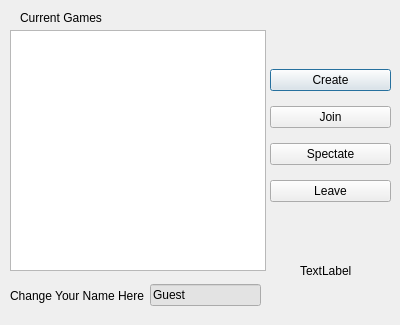
helloworld128/OOP_New, file waitingroom.ui: the form before one commit.
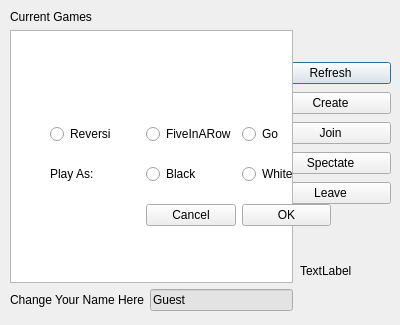
The form after the commit.

What changed in the file:
```diff
--- a/waitingroom.ui
+++ b/waitingroom.ui
@@ -1,7 +1,7 @@
 <?xml version="1.0" encoding="UTF-8"?>
 <ui version="4.0">
- <class>UdpTest</class>
- <widget class="QDialog" name="UdpTest">
+ <class>WaitingRoom</class>
+ <widget class="QDialog" name="WaitingRoom">
   <property name="geometry">
    <rect>
     <x>0</x>
@@ -13,17 +13,7 @@
   <property name="windowTitle">
    <string>Onlline Games</string>
   </property>
-  <widget class="QListWidget" name="List">
-   <property name="geometry">
-    <rect>
-     <x>10</x>
-     <y>30</y>
-     <width>256</width>
-     <height>241</height>
-    </rect>
-   </property>
-  </widget>
-  <widget class="QWidget" name="verticalLayoutWidget">
+  <widget class="QWidget" name="Buttons" native="true">
    <property name="geometry">
     <rect>
      <x>270</x>
@@ -32,7 +22,14 @@
      <height>151</height>
     </rect>
    </property>
-   <layout class="QVBoxLayout" name="verticalLayout">
+   <layout class="QVBoxLayout" name="VerticalLayout1">
+    <item>
+     <widget class="QPushButton" name="Refresh_Button">
+      <property name="text">
+       <string>Refresh</string>
+      </property>
+     </widget>
+    </item>
     <item>
      <widget class="QPushButton" name="Create_Button">
       <property name="text">
@@ -63,28 +60,108 @@
     </item>
    </layout>
   </widget>
-  <widget class="QLabel" name="CurrentGames">
+  <widget class="QLabel" name="label">
    <property name="geometry">
     <rect>
-     <x>20</x>
+     <x>300</x>
+     <y>250</y>
+     <width>71</width>
+     <height>41</height>
+    </rect>
+   </property>
+   <property name="text">
+    <string>TextLabel</string>
+   </property>
+  </widget>
+  <widget class="QWidget" name="ChooseGame" native="true">
+   <property name="geometry">
+    <rect>
+     <x>50</x>
+     <y>110</y>
+     <width>281</width>
+     <height>131</height>
+    </rect>
+   </property>
+   <layout class="QGridLayout" name="gridLayout">
+    <item row="1" column="0">
+     <widget class="QLabel" name="Play_As">
+      <property name="text">
+       <string>Play As:</string>
+      </property>
+     </widget>
+    </item>
+    <item row="0" column="1">
+     <widget class="QRadioButton" name="fButton">
+      <property name="text">
+       <string>FiveInARow</string>
+      </property>
+     </widget>
+    </item>
+    <item row="0" column="0">
+     <widget class="QRadioButton" name="rButton">
+      <property name="text">
+       <string>Reversi</string>
+      </property>
+     </widget>
+    </item>
+    <item row="0" column="2">
+     <widget class="QRadioButton" name="gButton">
+      <property name="text">
+       <string>Go</string>
+      </property>
+     </widget>
+    </item>
+    <item row="2" column="2">
+     <widget class="QPushButton" name="OK_Button">
+      <property name="text">
+       <string>OK</string>
+      </property>
+     </widget>
+    </item>
+    <item row="1" column="2">
+     <widget class="QRadioButton" name="white">
+      <property name="text">
+       <string>White</string>
+      </property>
+     </widget>
+    </item>
+    <item row="1" column="1">
+     <widget class="QRadioButton" name="black">
+      <property name="text">
+       <string>Black</string>
+      </property>
+     </widget>
+    </item>
+    <item row="2" column="1">
+     <widget class="QPushButton" name="Cancel_Button">
+      <property name="text">
+       <string>Cancel</string>
+      </property>
+     </widget>
+    </item>
+   </layout>
+  </widget>
+  <widget class="QWidget" name="Display" native="true">
+   <property name="geometry">
+    <rect>
+     <x>10</x>
      <y>10</y>
-     <width>91</width>
-     <height>16</height>
+     <width>283</width>
+     <height>301</height>
     </rect>
    </property>
+   <layout class="QVBoxLayout" name="VerticalLayout2">
+    <item>
+     <widget class="QLabel" name="CurrentGames">
    <property name="text">
     <string>Current Games</string>
    </property>
   </widget>
-  <widget class="QWidget" name="horizontalLayoutWidget">
-   <property name="geometry">
-    <rect>
-     <x>10</x>
-     <y>270</y>
-     <width>251</width>
-     <height>51</height>
-    </rect>
-   </property>
+    </item>
+    <item>
+     <widget class="QListWidget" name="List"/>
+    </item>
+    <item>
    <layout class="QHBoxLayout" name="horizontalLayout">
     <item>
      <widget class="QLabel" name="ChangeName">
@@ -138,20 +215,16 @@
      </widget>
     </item>
    </layout>
+    </item>
+   </layout>
+   <zorder>List</zorder>
+   <zorder>CurrentGames</zorder>
+   <zorder>horizontalLayoutWidget</zorder>
   </widget>
-  <widget class="QLabel" name="label">
-   <property name="geometry">
-    <rect>
-     <x>300</x>
-     <y>250</y>
-     <width>71</width>
-     <height>41</height>
-    </rect>
-   </property>
-   <property name="text">
-    <string>TextLabel</string>
-   </property>
-  </widget>
+  <zorder>Buttons</zorder>
+  <zorder>label</zorder>
+  <zorder>Display</zorder>
+  <zorder>ChooseGame</zorder>
  </widget>
  <resources/>
  <connections/>
```
Lines whose indentation alone changed are shown as unchanged.
